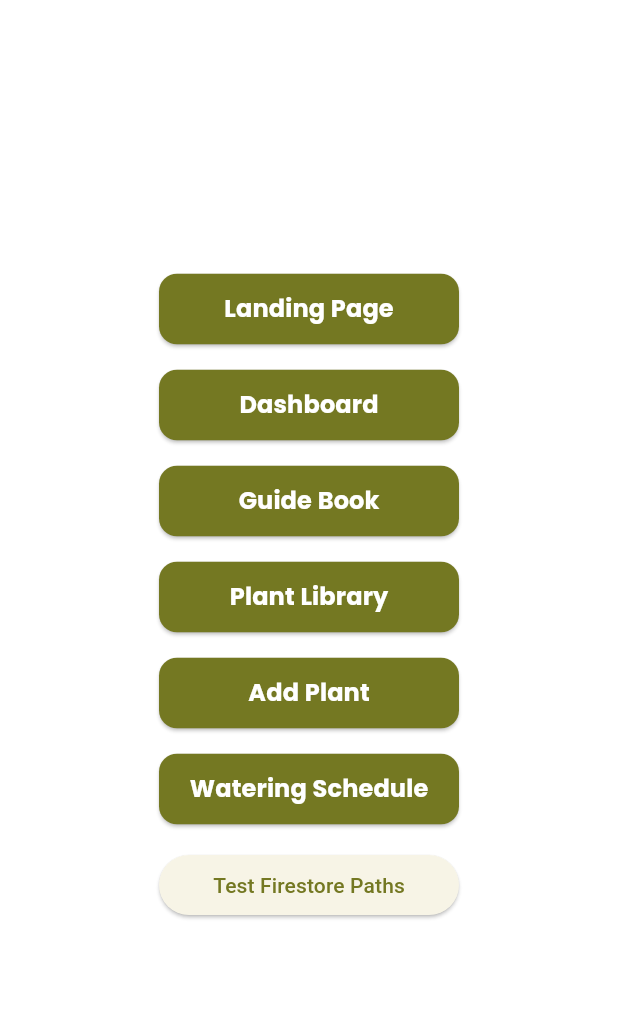
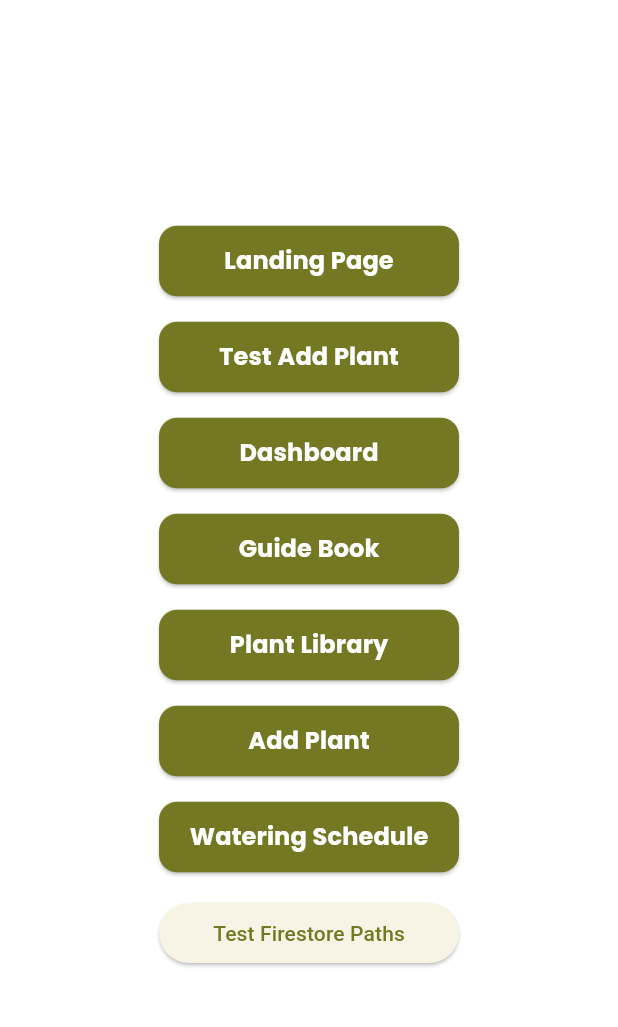
Before and after one commit to breamier/sproutly, a Flutter app: the screen it shows once a user with an empty profile is signed in, after a tap on "Dev Tools", on a phone screen of 412 x 824 dp, the part 63-1090 px from its top. Run offline on Flutter 3.47's test engine with Material 3 defaults, Android fonts, the phone set to English and light mode, and no system bars; our stand-ins replace cloud_firestore, firebase_auth, firebase_core, flutter_local_notifications, flutter_timezone, permission_handler and 1 more; accounts and stored records are empty; network calls fail.

Commit message:
[Bayle][Feature] Adds plant to specific user

```diff
--- a/lib/auth.dart
+++ b/lib/auth.dart
@@ -29,7 +29,7 @@ class Auth {
           .createUserWithEmailAndPassword(email: email, password: password);
       // Add user to Firestore
       await FirebaseFirestore.instance
-          .collection('users')
+          .collection('Users')
           .doc(userCredential.user!.uid)
           .set({
             'email': email,
--- a/lib/screens/dashboard_screen.dart
+++ b/lib/screens/dashboard_screen.dart
@@ -8,6 +8,7 @@ class DashboardScreen extends StatelessWidget {
   DashboardScreen({super.key});
 
   final User? user = Auth().currentUser;
+  final userId = FirebaseAuth.instance.currentUser!.uid;
 
   Future<void> signOut() async {
     try {
@@ -73,7 +74,7 @@ class DashboardScreen extends StatelessWidget {
                   Navigator.push(
                     context,
                     MaterialPageRoute(
-                      builder: (context) => const DevToolsPage(),
+                      builder: (context) => DevToolsPage(userId: userId),
                     ),
                   );
                 },
--- a/lib/screens/dev_tools.dart
+++ b/lib/screens/dev_tools.dart
@@ -1,4 +1,6 @@
+import 'package:cloud_firestore/cloud_firestore.dart';
 import 'package:flutter/material.dart';
+import 'package:sproutly/models/plant.dart';
 
 //imports
 // import 'package:flutter/material.dart';
@@ -6,6 +8,7 @@ import 'package:flutter/material.dart';
 // import 'package:sproutly/firebase_options.dart';
 // import 'package:cloud_firestore/cloud_firestore.dart';
 // import 'package:provider/provider.dart';
+// import 'package:permission_handler/permission_handler.dart';
 // import 'package:firebase_auth/firebase_auth.dart';
 // import 'package:sproutly/widget_tree.dart';
 
@@ -22,6 +25,11 @@ import 'package:sproutly/screens/add_plant_form.dart';
 import 'package:sproutly/screens/watering_schedule.dart';
 import 'package:sproutly/screens/plant_library.dart';
 
+class DevToolsPage extends StatelessWidget {
+  final String userId;
+  const DevToolsPage({super.key, required this.userId});
+  // const DevToolsPage({super.key});
+
   // test if correctly fetching the dropdowns options/values
   Future<void> testPaths() async {
     final db = DatabaseService();
@@ -32,9 +40,6 @@ Future<void> testPaths() async {
       'Types: ${await db.getDropdownOptions('water-storage-and-adaptation')}',
     );
   }
-
-class DevToolsPage extends StatelessWidget {
-  const DevToolsPage({super.key});
 
   @override
   Widget build(BuildContext context) {
@@ -89,6 +94,47 @@ class DevToolsPage extends StatelessWidget {
               ),
             ),
 
+            const SizedBox(height: 16),
+            SizedBox(
+              width: 200,
+              child: ElevatedButton(
+                onPressed: () async {
+                  final plant = Plant(
+                    id: '',
+                    plantName: 'Test Plant',
+                    date: '2023-10-01',
+                    time: '10:00 AM',
+                    water: 'Medium',
+                    sunlight: 'High',
+                    careLevel: 'Easy',
+                    lifespan: '1 year',
+                    waterStorage: 'Normal',
+                    addedOn: Timestamp.now(),
+                    type: 'Indoor',
+                  );
+                  await DatabaseService().addPlant(plant);
+                  ScaffoldMessenger.of(context).showSnackBar(
+                    const SnackBar(content: Text('Test plant added!')),
+                  );
+                },
+                style: ElevatedButton.styleFrom(
+                  backgroundColor: buttonColor,
+                  foregroundColor: Colors.white,
+                  padding: const EdgeInsets.symmetric(vertical: 12),
+                  shape: RoundedRectangleBorder(
+                    borderRadius: BorderRadius.circular(12),
+                  ),
+                ),
+                child: const Text(
+                  'Test Add Plant',
+                  style: TextStyle(
+                    fontSize: 16,
+                    fontWeight: FontWeight.bold,
+                    fontFamily: 'Poppins',
+                  ),
+                ),
+              ),
+            ),
             const SizedBox(height: 16),
             SizedBox(
               width: 200,
```
Also changed, not shown: lib/main.dart (+9 -9 lines), lib/services/database_service.dart (+34 -13 lines). Lines whose indentation alone changed are shown as unchanged.
